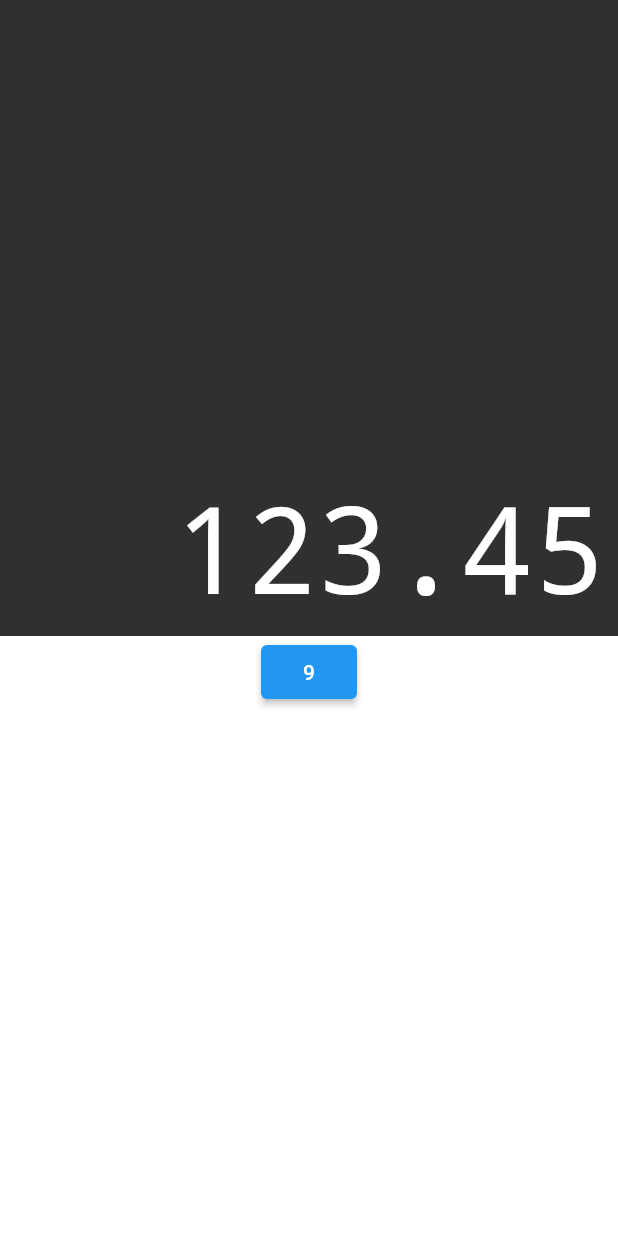
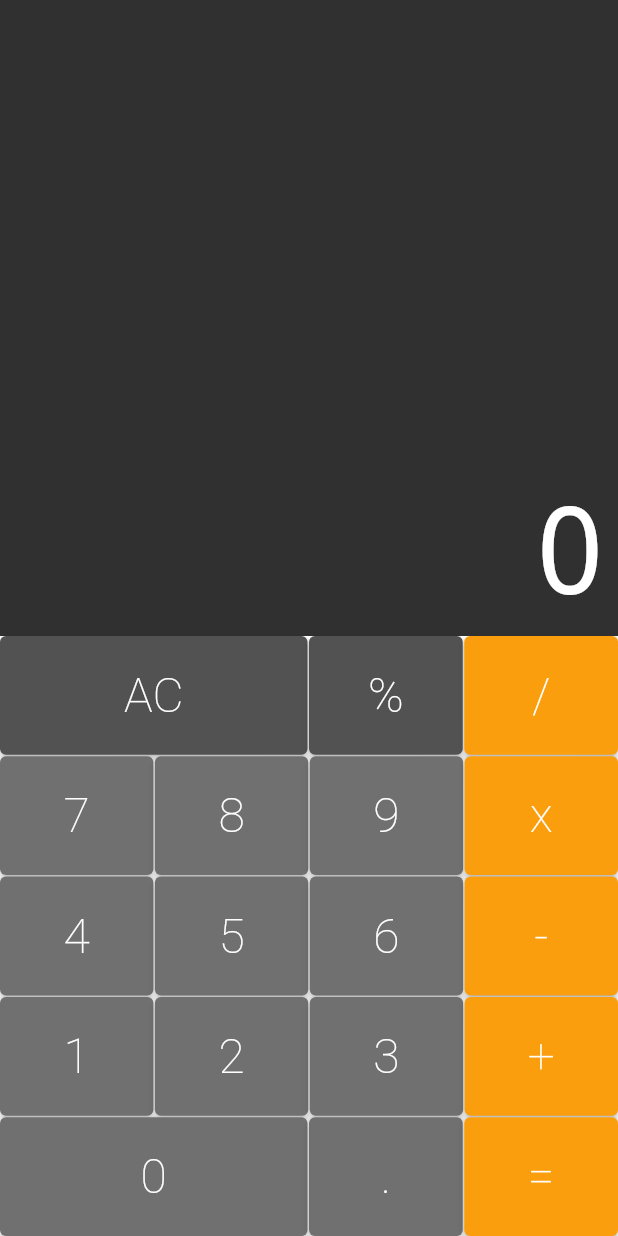
Before and after one commit to BoanergesJunior/calculadora-flutter, a Flutter app: the screen it shows after launch, on a phone screen of 412 x 824 dp. Run offline on Flutter 3.47's test engine with Material 2 defaults, Android fonts, the phone set to English and light mode, and no system bars; drawn by our look-alikes of auto_size_text.

```diff
--- a/lib/components/button.dart
+++ b/lib/components/button.dart
@@ -0,0 +1,61 @@
+import 'package:flutter/material.dart';
+
+class Button extends StatelessWidget {
+  static const DARK = Color.fromRGBO(82, 82, 82, 1);
+  static const DEFAULT = Color.fromRGBO(112, 112, 112, 1);
+  static const OPERATION = Color.fromRGBO(250, 158, 13, 1);
+
+  final String text;
+  final bool big;
+  final Color color;
+  final void Function(String) cb;
+
+  Button({
+    required this.text,
+    this.big = false,
+    this.color = DEFAULT,
+    required this.cb
+  });
+
+  Button.big({
+    required this.text,
+    this.big = true,
+    this.color = DEFAULT,
+    required this.cb
+  });
+
+  Button.opetarion({
+    required this.text,
+    this.big = false,
+    this.color = OPERATION,
+    required this.cb
+  });
+
+  Button.dark({
+    required this.text,
+    this.big = false,
+    this.color = DARK,
+    required this.cb
+  });
+
+  @override
+  Widget build(BuildContext context) {
+    return Expanded(
+      flex: big ? 2 : 1,
+      child: ElevatedButton(
+        style: ElevatedButton.styleFrom(
+          primary: color
+        ),
+        child: Text(
+          text,
+          style: TextStyle(
+            color: Colors.white,
+            fontSize: 32,
+            fontWeight: FontWeight.w200
+          ),
+        ),
+        onPressed: () => cb(text),
+      )
+    );
+  }
+}
--- a/lib/components/button_row.dart
+++ b/lib/components/button_row.dart
@@ -0,0 +1,24 @@
+import 'package:flutter/material.dart';
+import 'button.dart';
+
+class ButtonRow extends StatelessWidget {
+  final List<Button> buttons;
+
+  ButtonRow(this.buttons);
+
+  @override
+  Widget build(BuildContext context) {
+    return Expanded(
+      flex: 1,
+      child: Row(
+        crossAxisAlignment: CrossAxisAlignment.stretch,
+        children: buttons.fold(<Widget>[], (list, b) {
+          list.isEmpty
+          ? list.add(b)
+          : list.addAll([SizedBox(width: 1), b]);
+          return list;
+        }),
+      ),
+    );
+  }
+}
--- a/lib/components/keyboard.dart
+++ b/lib/components/keyboard.dart
@@ -1,6 +1,11 @@
 import 'package:flutter/material.dart';
+import 'button.dart';
+import 'button_row.dart';
 
 class Keyboard extends StatelessWidget {
+  final void Function(String) cb;
+
+  Keyboard(this.cb);
 
   @override
   Widget build(BuildContext context) {
@@ -8,10 +13,38 @@ class Keyboard extends StatelessWidget {
       height: 400,
       child: Column(
         children: <Widget>[
-          ElevatedButton(
-            child: Text('9'),
-            onPressed: () {},
-          )
+          ButtonRow([
+            Button.big(text: 'AC', color: Button.DARK, cb: cb),
+            Button(text: '%', color: Button.DARK, cb: cb),
+            Button.opetarion(text: '/', cb: cb),
+          ]),
+          SizedBox(height: 1),
+          ButtonRow([
+            Button(text: '7', cb: cb),
+            Button(text: '8', cb: cb),
+            Button(text: '9', cb: cb),
+            Button.opetarion(text: 'x', cb: cb),
+          ]),
+          SizedBox(height: 1),
+          ButtonRow([
+            Button(text: '4', cb: cb),
+            Button(text: '5', cb: cb),
+            Button(text: '6', cb: cb),
+            Button.opetarion(text: '-', cb: cb),
+          ]),
+          SizedBox(height: 1),
+          ButtonRow([
+            Button(text: '1', cb: cb),
+            Button(text: '2', cb: cb),
+            Button(text: '3', cb: cb),
+            Button.opetarion(text: '+', cb: cb),
+          ]),
+          SizedBox(height: 1),
+          ButtonRow([
+            Button.big(text: '0', cb: cb),
+            Button(text: '.', cb: cb),
+            Button.opetarion(text: '=', cb: cb),
+          ])
         ],
       ),
     );
--- a/lib/models/memory.dart
+++ b/lib/models/memory.dart
@@ -1,3 +1,48 @@
 class Memory {
+  static const operations = const ['%', '/', 'x', '-', '+', '='];
 
+  String _value = '0';
+  final _buffer = [0.0, 0.0];
+  int _bufferIndex = 0;
+  String operation = '';
+  bool _wipeValue = false;
+
+  applyCommand(String command) {
+    if (command == 'AC') {
+      _allClear();
+    } else if (operations.contains(command)) {
+      _setOperation(command);
+    } else {
+      _addDigit(command);
+    }
+  }
+
+  _setOperation(String newOperation) {
+    _wipeValue = true;
+  }
+
+  _addDigit(String digit) {
+    final isDot = digit == '.';
+    final wipeValue = (_value == '0' && !isDot) || _wipeValue == true;
+
+    if (isDot && _value.contains('.') && !wipeValue) {
+      return;
+    }
+
+    final emptyValue = isDot ? '0' : '';
+
+    final currentValue = wipeValue ? emptyValue : _value;
+    _value = currentValue + digit;
+    _wipeValue = false;
+
+    _buffer[_bufferIndex] = double.tryParse(_value) ?? 0;
+  }
+
+  _allClear() {
+    _value = '0';
+  }
+
+  String get value {
+    return _value;
+  }
 }
--- a/lib/screens/calculator.dart
+++ b/lib/screens/calculator.dart
@@ -1,15 +1,34 @@
 import 'package:calculadora/components/keyboard.dart';
+import 'package:calculadora/models/memory.dart';
+import 'package:flutter/services.dart';
 import 'package:flutter/widgets.dart';
 import 'package:flutter/material.dart';
 import '../components/display.dart';
 import '../components/keyboard.dart';
 
-class Calculator extends StatelessWidget {
+class Calculator extends StatefulWidget {
+  @override
+  _CalculatorState createState() => _CalculatorState();
+}
+
+class _CalculatorState extends State<Calculator> {
+  final Memory memory = Memory();
+
+  _onPressed(String command) {
+    setState(() {
+      memory.applyCommand(command);
+    });
+  }
+
   @override
   Widget build(BuildContext context) {
+    SystemChrome.setPreferredOrientations([
+      DeviceOrientation.portraitUp
+    ]);
+
     return MaterialApp(
         home: Column(
-      children: <Widget>[Display('123.45'), Keyboard()],
+      children: <Widget>[Display(memory.value), Keyboard(_onPressed)],
     ));
   }
 }
```
